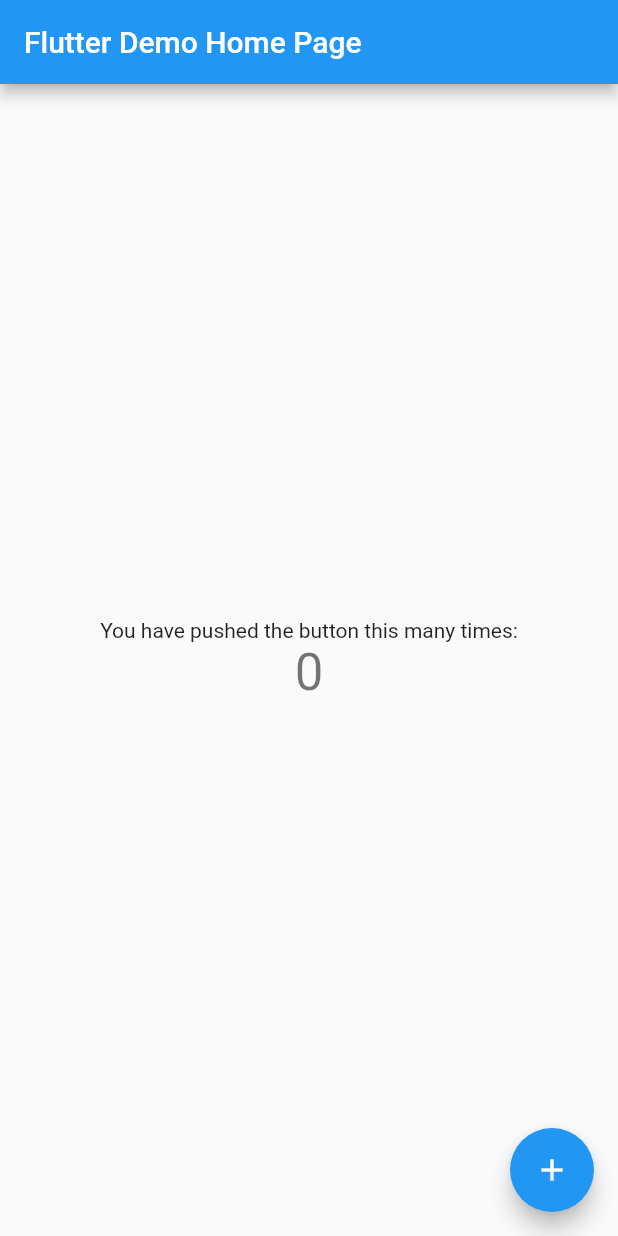
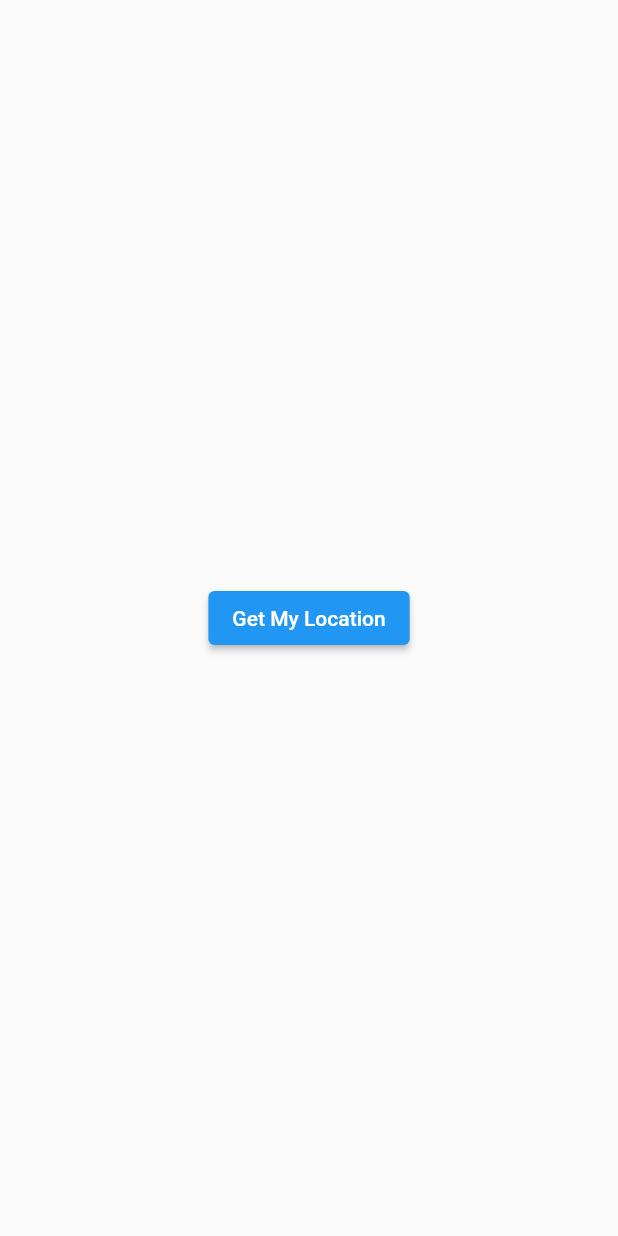
Before and after one commit to sksksk705/weather_app, a Flutter app: the screen it shows after launch, on a phone screen of 412 x 824 dp. Run offline on Flutter 3.47's test engine with Material 2 defaults, Android fonts, the phone set to English and light mode, and no system bars; our stand-ins replace geolocator.

Commit message:
[Feature] 내 위치 가져오기

```diff
--- a/lib/main.dart
+++ b/lib/main.dart
@@ -1,115 +1,16 @@
 import 'package:flutter/material.dart';
+import 'package:weather_app/screens/loading.dart';
 
-void main() {
-  runApp(const MyApp());
-}
+void main() => runApp(MyApp());
 
 class MyApp extends StatelessWidget {
   const MyApp({super.key});
 
-  // This widget is the root of your application.
   @override
   Widget build(BuildContext context) {
     return MaterialApp(
-      title: 'Flutter Demo',
-      theme: ThemeData(
-        // This is the theme of your application.
-        //
-        // Try running your application with "flutter run". You'll see the
-        // application has a blue toolbar. Then, without quitting the app, try
-        // changing the primarySwatch below to Colors.green and then invoke
-        // "hot reload" (press "r" in the console where you ran "flutter run",
-        // or simply save your changes to "hot reload" in a Flutter IDE).
-        // Notice that the counter didn't reset back to zero; the application
-        // is not restarted.
-        primarySwatch: Colors.blue,
-      ),
-      home: const MyHomePage(title: 'Flutter Demo Home Page'),
-    );
+      title: "Weather App",
+      theme: ThemeData(primaryColor: Colors.blue),
+     home: Loading(),);
   }
 }
-
-class MyHomePage extends StatefulWidget {
-  const MyHomePage({super.key, required this.title});
-
-  // This widget is the home page of your application. It is stateful, meaning
-  // that it has a State object (defined below) that contains fields that affect
-  // how it looks.
-
-  // This class is the configuration for the state. It holds the values (in this
-  // case the title) provided by the parent (in this case the App widget) and
-  // used by the build method of the State. Fields in a Widget subclass are
-  // always marked "final".
-
-  final String title;
-
-  @override
-  State<MyHomePage> createState() => _MyHomePageState();
-}
-
-class _MyHomePageState extends State<MyHomePage> {
-  int _counter = 0;
-
-  void _incrementCounter() {
-    setState(() {
-      // This call to setState tells the Flutter framework that something has
-      // changed in this State, which causes it to rerun the build method below
-      // so that the display can reflect the updated values. If we changed
-      // _counter without calling setState(), then the build method would not be
-      // called again, and so nothing would appear to happen.
-      _counter++;
-    });
-  }
-
-  @override
-  Widget build(BuildContext context) {
-    // This method is rerun every time setState is called, for instance as done
-    // by the _incrementCounter method above.
-    //
-    // The Flutter framework has been optimized to make rerunning build methods
-    // fast, so that you can just rebuild anything that needs updating rather
-    // than having to individually change instances of widgets.
-    return Scaffold(
-      appBar: AppBar(
-        // Here we take the value from the MyHomePage object that was created by
-        // the App.build method, and use it to set our appbar title.
-        title: Text(widget.title),
-      ),
-      body: Center(
-        // Center is a layout widget. It takes a single child and positions it
-        // in the middle of the parent.
-        child: Column(
-          // Column is also a layout widget. It takes a list of children and
-          // arranges them vertically. By default, it sizes itself to fit its
-          // children horizontally, and tries to be as tall as its parent.
-          //
-          // Invoke "debug painting" (press "p" in the console, choose the
-          // "Toggle Debug Paint" action from the Flutter Inspector in Android
-          // Studio, or the "Toggle Debug Paint" command in Visual Studio Code)
-          // to see the wireframe for each widget.
-          //
-          // Column has various properties to control how it sizes itself and
-          // how it positions its children. Here we use mainAxisAlignment to
-          // center the children vertically; the main axis here is the vertical
-          // axis because Columns are vertical (the cross axis would be
-          // horizontal).
-          mainAxisAlignment: MainAxisAlignment.center,
-          children: <Widget>[
-            const Text(
-              'You have pushed the button this many times:',
-            ),
-            Text(
-              '$_counter',
-              style: Theme.of(context).textTheme.headline4,
-            ),
-          ],
-        ),
-      ),
-      floatingActionButton: FloatingActionButton(
-        onPressed: _incrementCounter,
-        tooltip: 'Increment',
-        child: const Icon(Icons.add),
-      ), // This trailing comma makes auto-formatting nicer for build methods.
-    );
-  }
-}
--- /dev/null
+++ b/lib/screens/loading.dart
@@ -0,0 +1,24 @@
+import 'package:flutter/material.dart';
+import 'package:geolocator/geolocator.dart';
+
+class Loading extends StatefulWidget {
+  const Loading({super.key});
+
+  @override
+  State<Loading> createState() => _LoadingState();
+}
+
+class _LoadingState extends State<Loading> {
+
+  void getlocation () async {
+    Position position = await Geolocator.getCurrentPosition(desiredAccuracy: LocationAccuracy.high);
+    print(position);
+  }
+
+  @override
+  Widget build(BuildContext context) {
+    return Scaffold(
+      body: Center(child: ElevatedButton(child: Text("Get My Location"),onPressed: (){getlocation();},)),
+    );
+  }
+}
--- a/pubspec.yaml
+++ b/pubspec.yaml
@@ -36,6 +36,7 @@ dependencies:
   # The following adds the Cupertino Icons font to your application.
   # Use with the CupertinoIcons class for iOS style icons.
   cupertino_icons: ^1.0.2
+  geolocator: ^9.0.2
 
 dev_dependencies:
   flutter_test:
```
Also changed, not shown: pubspec.lock, 4 other files.
